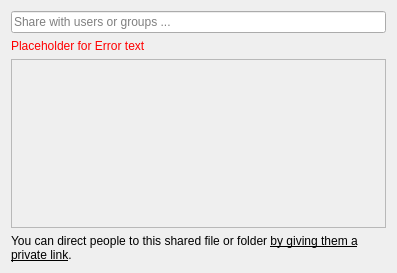
First picture: the form in src/gui/shareusergroupwidget.ui, repository nextcloud/desktop, before the edit.
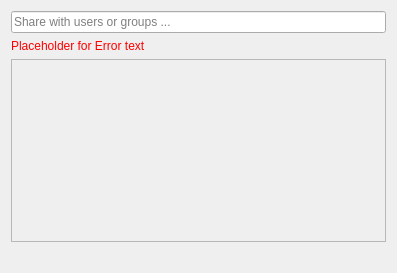
Second picture: the form after the edit.

Commit message: Fix copy private link url

What changed in the file:
```diff
--- a/src/gui/shareusergroupwidget.ui
+++ b/src/gui/shareusergroupwidget.ui
@@ -94,8 +94,8 @@
        <rect>
         <x>0</x>
         <y>0</y>
-        <width>371</width>
-        <height>148</height>
+        <width>377</width>
+        <height>185</height>
        </rect>
       </property>
       <layout class="QVBoxLayout" name="verticalLayout_3"/>
@@ -105,7 +105,7 @@
    <item>
     <widget class="QLabel" name="privateLinkText">
      <property name="text">
-      <string>&lt;html&gt;&lt;head/&gt;&lt;body&gt;&lt;p&gt;You can direct people to this shared file or folder &lt;a href=&quot;private link menu&quot;&gt;&lt;span style=&quot; text-decoration: underline&quot;&gt;by giving them a private link&lt;/span&gt;&lt;/a&gt;.&lt;/p&gt;&lt;/body&gt;&lt;/html&gt;</string>
+      <string notr="true"/>
      </property>
      <property name="wordWrap">
       <bool>true</bool>
```
The commit also changes 2 other files.
